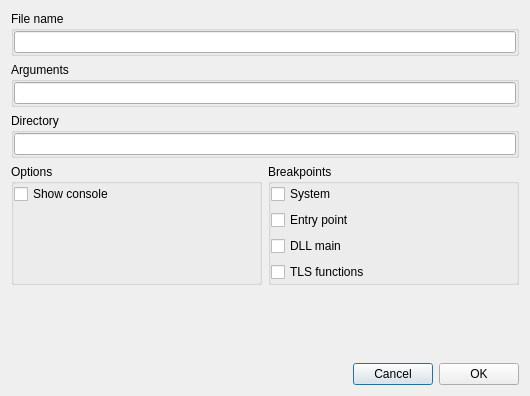
Above: xdebuggerloaddialog.ui from horsicq/XDebuggerWidget before the change. Below: the same form after it.
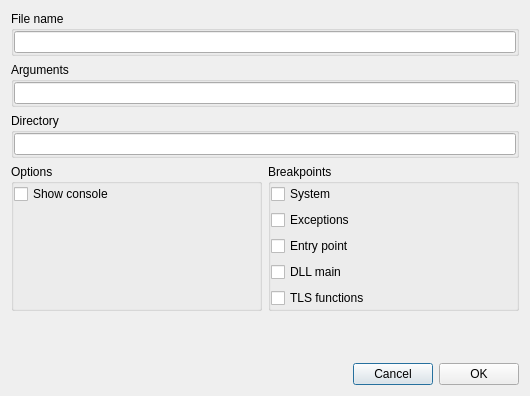
That is the form after the change.

Diff of the .ui file:
```diff
--- a/xdebuggerloaddialog.ui
+++ b/xdebuggerloaddialog.ui
@@ -160,6 +160,13 @@
           </property>
          </widget>
         </item>
+        <item>
+         <widget class="QCheckBox" name="checkBoxBreakpointExceptions">
+          <property name="text">
+           <string>Exceptions</string>
+          </property>
+         </widget>
+        </item>
         <item>
          <widget class="QCheckBox" name="checkBoxBreakpointEntryPoint">
           <property name="text">
```
